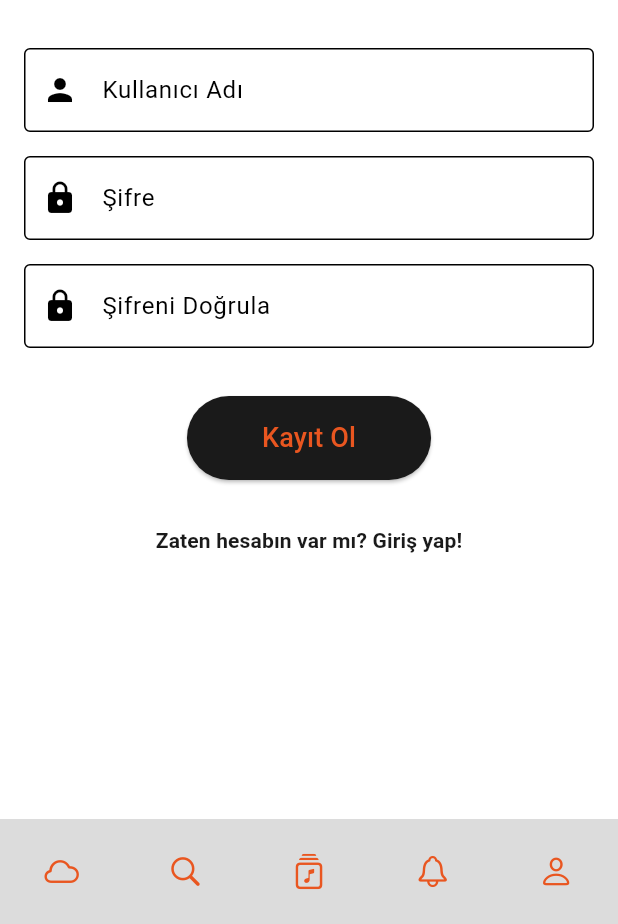
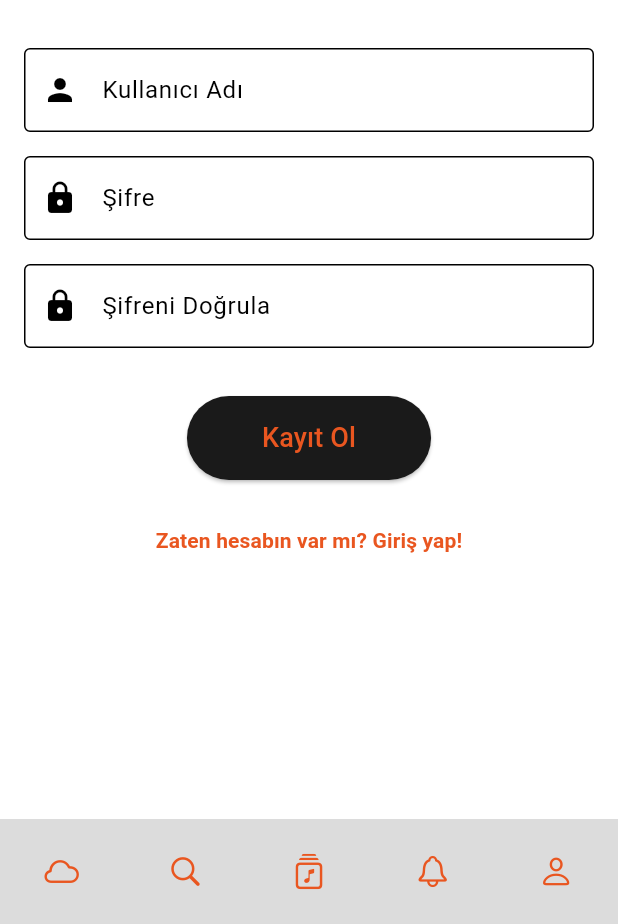
Before and after one commit to batuhanyeniocak/Flutter-Noisekloud, a Flutter app: the RegisterScreen screen opened by its route, on a phone screen of 412 x 824 dp, the part 312-1236 px from its top. Run offline on Flutter 3.47's test engine with Material 3 defaults, Android fonts, the phone set to English and light mode, and no system bars; our stand-ins replace go_router, google_fonts, lottie; missing offline and left inert: dotlottie_loader.

Commit message:
kucuk duzeltmeler yapildi

```diff
--- a/lib/screens/home_screen.dart
+++ b/lib/screens/home_screen.dart
@@ -47,7 +47,8 @@ class HomeScreen extends StatelessWidget {
           ),
         ],
       ),
-      body: Column(
+      body: SingleChildScrollView(
+        child: Column(
           children: [
             Padding(
               padding: const EdgeInsets.all(8.0),
@@ -406,6 +407,7 @@ class HomeScreen extends StatelessWidget {
             const Divider(),
           ],
         ),
+      ),
       bottomNavigationBar: const BottomMenu(),
     );
   }
--- a/lib/screens/library_screen.dart
+++ b/lib/screens/library_screen.dart
@@ -92,7 +92,8 @@ class LibraryScreen extends StatelessWidget {
       context: context,
       isScrollControlled: true,
       shape: RoundedRectangleBorder(
-        borderRadius: BorderRadius.vertical(top: Radius.circular(16)),
+        borderRadius: BorderRadius.vertical(
+            top: Radius.circular(16), bottom: Radius.circular(16)),
       ),
       builder: (context) {
         return Padding(
@@ -126,7 +127,7 @@ class LibraryScreen extends StatelessWidget {
                   border: OutlineInputBorder(),
                 ),
               ),
-              SizedBox(height: 20),
+              SizedBox(height: 15),
               ElevatedButton(
                 onPressed: () => Navigator.pop(context),
                 style: ElevatedButton.styleFrom(
@@ -134,6 +135,7 @@ class LibraryScreen extends StatelessWidget {
                 ),
                 child: Text('Kaydet', style: TextStyle(color: Colors.white)),
               ),
+              SizedBox(height: 10),
             ],
           ),
         );
--- a/lib/screens/login_screen.dart
+++ b/lib/screens/login_screen.dart
@@ -64,7 +64,7 @@ class LoginScreen extends StatelessWidget {
               child: Text(
                 'Henüz hesabın yok mu? Kayıt Ol!',
                 style: TextStyle(
-                  color: colorScheme.secondary,
+                  color: colorScheme.primary,
                   fontWeight: FontWeight.w600,
                 ),
               ),
--- a/lib/screens/register_screen.dart
+++ b/lib/screens/register_screen.dart
@@ -78,7 +78,7 @@ class RegisterScreen extends StatelessWidget {
               child: Text(
                 'Zaten hesabın var mı? Giriş yap!',
                 style: TextStyle(
-                  color: colorScheme.secondary,
+                  color: colorScheme.primary,
                   fontWeight: FontWeight.w600,
                 ),
               ),
```
Lines whose indentation alone changed are shown as unchanged.
